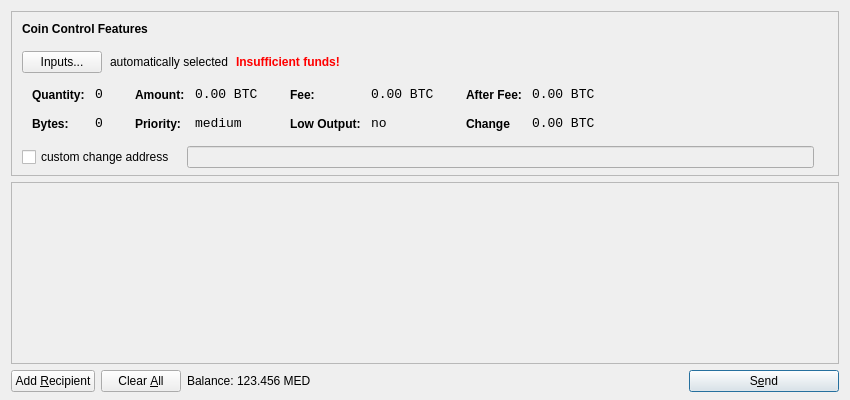
Before: the Qt Designer form src/qt/forms/sendcoinsdialog.ui in ero23/mediterraneancoin, drawn with Qt 5.
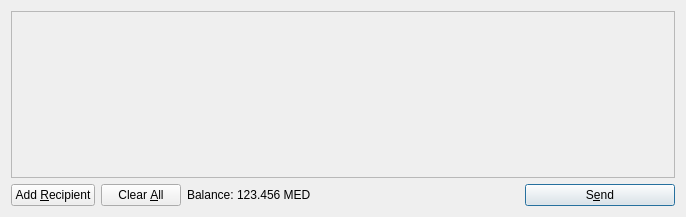
After: the same form once the commit is applied. Icons and pictures are not drawn.

Diff of the .ui file:
```diff
--- a/src/qt/forms/sendcoinsdialog.ui
+++ b/src/qt/forms/sendcoinsdialog.ui
@@ -6,615 +6,14 @@
    <rect>
     <x>0</x>
     <y>0</y>
-    <width>850</width>
-    <height>400</height>
+    <width>686</width>
+    <height>217</height>
    </rect>
   </property>
   <property name="windowTitle">
    <string>Send Coins</string>
   </property>
-  <layout class="QVBoxLayout" name="verticalLayout" stretch="0,1,0">
-   <property name="bottomMargin">
-    <number>8</number>
-   </property>
-   <item>
-    <widget class="QFrame" name="frameCoinControl">
-     <property name="sizePolicy">
-      <sizepolicy hsizetype="Expanding" vsizetype="Expanding">
-       <horstretch>0</horstretch>
-       <verstretch>0</verstretch>
-      </sizepolicy>
-     </property>
-     <property name="maximumSize">
-      <size>
-       <width>16777215</width>
-       <height>16777215</height>
-      </size>
-     </property>
-     <property name="frameShape">
-      <enum>QFrame::StyledPanel</enum>
-     </property>
-     <property name="frameShadow">
-      <enum>QFrame::Sunken</enum>
-     </property>
-     <layout class="QVBoxLayout" name="verticalLayoutCoinControl2">
-      <property name="spacing">
-       <number>-1</number>
-      </property>
-      <property name="leftMargin">
-       <number>0</number>
-      </property>
-      <property name="topMargin">
-       <number>0</number>
-      </property>
-      <property name="rightMargin">
-       <number>0</number>
-      </property>
-      <property name="bottomMargin">
-       <number>6</number>
-      </property>
-      <item>
-       <layout class="QVBoxLayout" name="verticalLayoutCoinControl" stretch="0,0,0,0,1">
-        <property name="spacing">
-         <number>0</number>
-        </property>
-        <property name="leftMargin">
-         <number>10</number>
-        </property>
-        <property name="topMargin">
-         <number>10</number>
-        </property>
-        <item>
-         <layout class="QHBoxLayout" name="horizontalLayoutCoinControl1">
-          <property name="bottomMargin">
-           <number>15</number>
-          </property>
-          <item>
-           <widget class="QLabel" name="labelCoinControlFeatures">
-            <property name="sizePolicy">
-             <sizepolicy hsizetype="Preferred" vsizetype="Maximum">
-              <horstretch>0</horstretch>
-              <verstretch>0</verstretch>
-             </sizepolicy>
-            </property>
-            <property name="font">
-             <font>
-              <weight>75</weight>
-              <bold>true</bold>
-             </font>
-            </property>
-            <property name="styleSheet">
-             <string notr="true">font-weight:bold;</string>
-            </property>
-            <property name="text">
-             <string>Coin Control Features</string>
-            </property>
-           </widget>
-          </item>
-         </layout>
-        </item>
-        <item>
-         <layout class="QHBoxLayout" name="horizontalLayoutCoinControl2" stretch="0,0,0,0">
-          <property name="spacing">
-           <number>8</number>
-          </property>
-          <property name="bottomMargin">
-           <number>10</number>
-          </property>
-          <item>
-           <widget class="QPushButton" name="pushButtonCoinControl">
-            <property name="styleSheet">
-             <string notr="true"/>
-            </property>
-            <property name="text">
-             <string>Inputs...</string>
-            </property>
-           </widget>
-          </item>
-          <item>
-           <widget class="QLabel" name="labelCoinControlAutomaticallySelected">
-            <property name="text">
-             <string>automatically selected</string>
-            </property>
-            <property name="margin">
-             <number>5</number>
-            </property>
-           </widget>
-          </item>
-          <item>
-           <widget class="QLabel" name="labelCoinControlInsuffFunds">
-            <property name="font">
-             <font>
-              <weight>75</weight>
-              <bold>true</bold>
-             </font>
-            </property>
-            <property name="styleSheet">
-             <string notr="true">color:red;font-weight:bold;</string>
-            </property>
-            <property name="text">
-             <string>Insufficient funds!</string>
-            </property>
-            <property name="margin">
-             <number>5</number>
-            </property>
-           </widget>
-          </item>
-          <item>
-           <spacer name="horizontalSpacerCoinControl">
-            <property name="orientation">
-             <enum>Qt::Horizontal</enum>
-            </property>
-            <property name="sizeHint" stdset="0">
-             <size>
-              <width>40</width>
-              <height>1</height>
-             </size>
-            </property>
-           </spacer>
-          </item>
-         </layout>
-        </item>
-        <item>
-         <widget class="QWidget" name="widgetCoinControl" native="true">
-          <property name="sizePolicy">
-           <sizepolicy hsizetype="Preferred" vsizetype="Preferred">
-            <horstretch>0</horstretch>
-            <verstretch>0</verstretch>
-           </sizepolicy>
-          </property>
-          <property name="minimumSize">
-           <size>
-            <width>0</width>
-            <height>0</height>
-           </size>
-          </property>
-          <property name="styleSheet">
-           <string notr="true"/>
-          </property>
-          <layout class="QHBoxLayout" name="horizontalLayoutCoinControl5">
-           <property name="margin">
-            <number>0</number>
-           </property>
-           <item>
-            <layout class="QHBoxLayout" name="horizontalLayoutCoinControl3" stretch="0,0,0,1">
-             <property name="spacing">
-              <number>20</number>
-             </property>
-             <property name="topMargin">
-              <number>0</number>
-             </property>
-             <property name="bottomMargin">
-              <number>10</number>
-             </property>
-             <item>
-              <layout class="QFormLayout" name="formLayoutCoinControl1">
-               <property name="horizontalSpacing">
-                <number>10</number>
-               </property>
-               <property name="verticalSpacing">
-                <number>14</number>
-               </property>
-               <property name="leftMargin">
-                <number>10</number>
-               </property>
-               <property name="topMargin">
-                <number>4</number>
-               </property>
-               <property name="rightMargin">
-                <number>6</number>
-               </property>
-               <item row="0" column="0">
-                <widget class="QLabel" name="labelCoinControlQuantityText">
-                 <property name="styleSheet">
-                  <string notr="true">font-weight:bold;</string>
-                 </property>
-                 <property name="text">
-                  <string>Quantity:</string>
-                 </property>
-                 <property name="margin">
-                  <number>0</number>
-                 </property>
-                </widget>
-               </item>
-               <item row="0" column="1">
-                <widget class="QLabel" name="labelCoinControlQuantity">
-                 <property name="font">
-                  <font>
-                   <family>Monospace</family>
-                   <pointsize>10</pointsize>
-                  </font>
-                 </property>
-                 <property name="cursor">
-                  <cursorShape>IBeamCursor</cursorShape>
-                 </property>
-                 <property name="contextMenuPolicy">
-                  <enum>Qt::ActionsContextMenu</enum>
-                 </property>
-                 <property name="text">
-                  <string>0</string>
-                 </property>
-                 <property name="margin">
-                  <number>0</number>
-                 </property>
-                 <property name="textInteractionFlags">
-                  <set>Qt::LinksAccessibleByMouse|Qt::TextSelectableByKeyboard|Qt::TextSelectableByMouse</set>
-                 </property>
-                </widget>
-               </item>
-               <item row="1" column="0">
-                <widget class="QLabel" name="labelCoinControlBytesText">
-                 <property name="styleSheet">
-                  <string notr="true">font-weight:bold;</string>
-                 </property>
-                 <property name="text">
-                  <string>Bytes:</string>
-                 </property>
-                </widget>
-               </item>
-               <item row="1" column="1">
-                <widget class="QLabel" name="labelCoinControlBytes">
-                 <property name="font">
-                  <font>
-                   <family>Monospace</family>
-                   <pointsize>10</pointsize>
-                  </font>
-                 </property>
-                 <property name="cursor">
-                  <cursorShape>IBeamCursor</cursorShape>
-                 </property>
-                 <property name="contextMenuPolicy">
-                  <enum>Qt::ActionsContextMenu</enum>
-                 </property>
-                 <property name="text">
-                  <string>0</string>
-                 </property>
-                 <property name="textInteractionFlags">
-                  <set>Qt::LinksAccessibleByMouse|Qt::TextSelectableByKeyboard|Qt::TextSelectableByMouse</set>
-                 </property>
-                </widget>
-               </item>
-              </layout>
-             </item>
-             <item>
-              <layout class="QFormLayout" name="formLayoutCoinControl2">
-               <property name="horizontalSpacing">
-                <number>10</number>
-               </property>
-               <property name="verticalSpacing">
-                <number>14</number>
-               </property>
-               <property name="leftMargin">
-                <number>6</number>
-               </property>
-               <property name="topMargin">
-                <number>4</number>
-               </property>
-               <property name="rightMargin">
-                <number>6</number>
-               </property>
-               <item row="0" column="0">
-                <widget class="QLabel" name="labelCoinControlAmountText">
-                 <property name="styleSheet">
-                  <string notr="true">font-weight:bold;</string>
-                 </property>
-                 <property name="text">
-                  <string>Amount:</string>
-                 </property>
-                 <property name="margin">
-                  <number>0</number>
-                 </property>
-                </widget>
-               </item>
-               <item row="0" column="1">
-                <widget class="QLabel" name="labelCoinControlAmount">
-                 <property name="font">
-                  <font>
-                   <family>Monospace</family>
-                   <pointsize>10</pointsize>
-                  </font>
-                 </property>
-                 <property name="cursor">
-                  <cursorShape>IBeamCursor</cursorShape>
-                 </property>
-                 <property name="contextMenuPolicy">
-                  <enum>Qt::ActionsContextMenu</enum>
-                 </property>
-                 <property name="text">
-                  <string>0.00 BTC</string>
-                 </property>
-                 <property name="textInteractionFlags">
-                  <set>Qt::LinksAccessibleByMouse|Qt::TextSelectableByKeyboard|Qt::TextSelectableByMouse</set>
-                 </property>
-                </widget>
-               </item>
-               <item row="1" column="0">
-                <widget class="QLabel" name="labelCoinControlPriorityText">
-                 <property name="styleSheet">
-                  <string notr="true">font-weight:bold;</string>
-                 </property>
-                 <property name="text">
-                  <string>Priority:</string>
-                 </property>
-                </widget>
-               </item>
-               <item row="1" column="1">
-                <widget class="QLabel" name="labelCoinControlPriority">
-                 <property name="font">
-                  <font>
-                   <family>Monospace</family>
-                   <pointsize>10</pointsize>
-                  </font>
-                 </property>
-                 <property name="cursor">
-                  <cursorShape>IBeamCursor</cursorShape>
-                 </property>
-                 <property name="contextMenuPolicy">
-                  <enum>Qt::ActionsContextMenu</enum>
-                 </property>
-                 <property name="text">
-                  <string>medium</string>
-                 </property>
-                 <property name="textInteractionFlags">
-                  <set>Qt::LinksAccessibleByMouse|Qt::TextSelectableByKeyboard|Qt::TextSelectableByMouse</set>
-                 </property>
-                </widget>
-               </item>
-              </layout>
-             </item>
-             <item>
-              <layout class="QFormLayout" name="formLayoutCoinControl3">
-               <property name="horizontalSpacing">
-                <number>10</number>
-               </property>
-               <property name="verticalSpacing">
-                <number>14</number>
-               </property>
-               <property name="leftMargin">
-                <number>6</number>
-               </property>
-               <property name="topMargin">
-                <number>4</number>
-               </property>
-               <property name="rightMargin">
-                <number>6</number>
-               </property>
-               <item row="0" column="0">
-                <widget class="QLabel" name="labelCoinControlFeeText">
-                 <property name="styleSheet">
-                  <string notr="true">font-weight:bold;</string>
-                 </property>
-                 <property name="text">
-                  <string>Fee:</string>
-                 </property>
-                 <property name="margin">
-                  <number>0</number>
-                 </property>
-                </widget>
-               </item>
-               <item row="0" column="1">
-                <widget class="QLabel" name="labelCoinControlFee">
-                 <property name="font">
-                  <font>
-                   <family>Monospace</family>
-                   <pointsize>10</pointsize>
-                  </font>
-                 </property>
-                 <property name="cursor">
-                  <cursorShape>IBeamCursor</cursorShape>
-                 </property>
-                 <property name="contextMenuPolicy">
-                  <enum>Qt::ActionsContextMenu</enum>
-                 </property>
-                 <property name="text">
-                  <string>0.00 BTC</string>
-                 </property>
-                 <property name="textInteractionFlags">
-                  <set>Qt::LinksAccessibleByMouse|Qt::TextSelectableByKeyboard|Qt::TextSelectableByMouse</set>
-                 </property>
-                </widget>
-               </item>
-               <item row="1" column="0">
-                <widget class="QLabel" name="labelCoinControlLowOutputText">
-                 <property name="styleSheet">
-                  <string notr="true">font-weight:bold;</string>
-                 </property>
-                 <property name="text">
-                  <string>Low Output:</string>
-                 </property>
-                </widget>
-               </item>
-               <item row="1" column="1">
-                <widget class="QLabel" name="labelCoinControlLowOutput">
-                 <property name="font">
-                  <font>
-                   <family>Monospace</family>
-                   <pointsize>10</pointsize>
-                  </font>
-                 </property>
-                 <property name="cursor">
-                  <cursorShape>IBeamCursor</cursorShape>
-                 </property>
-                 <property name="contextMenuPolicy">
-                  <enum>Qt::ActionsContextMenu</enum>
-                 </property>
-                 <property name="text">
-                  <string>no</string>
-                 </property>
-                 <property name="textInteractionFlags">
-                  <set>Qt::LinksAccessibleByMouse|Qt::TextSelectableByKeyboard|Qt::TextSelectableByMouse</set>
-                 </property>
-                </widget>
-               </item>
-              </layout>
-             </item>
-             <item>
-              <layout class="QFormLayout" name="formLayoutCoinControl4">
-               <property name="horizontalSpacing">
-                <number>10</number>
-               </property>
-               <property name="verticalSpacing">
-                <number>14</number>
-               </property>
-               <property name="leftMargin">
-                <number>6</number>
-               </property>
-               <property name="topMargin">
-                <number>4</number>
-               </property>
-               <property name="rightMargin">
-                <number>6</number>
-               </property>
-               <item row="0" column="0">
-                <widget class="QLabel" name="labelCoinControlAfterFeeText">
-                 <property name="styleSheet">
-                  <string notr="true">font-weight:bold;</string>
-                 </property>
-                 <property name="text">
-                  <string>After Fee:</string>
-                 </property>
-                 <property name="margin">
-                  <number>0</number>
-                 </property>
-                </widget>
-               </item>
-               <item row="0" column="1">
-                <widget class="QLabel" name="labelCoinControlAfterFee">
-                 <property name="font">
-                  <font>
-                   <family>Monospace</family>
-                   <pointsize>10</pointsize>
-                  </font>
-                 </property>
-                 <property name="cursor">
-                  <cursorShape>IBeamCursor</cursorShape>
-                 </property>
-                 <property name="contextMenuPolicy">
-                  <enum>Qt::ActionsContextMenu</enum>
-                 </property>
-                 <property name="text">
-                  <string>0.00 BTC</string>
-                 </property>
-                 <property name="textInteractionFlags">
-                  <set>Qt::LinksAccessibleByMouse|Qt::TextSelectableByKeyboard|Qt::TextSelectableByMouse</set>
-                 </property>
-                </widget>
-               </item>
-               <item row="1" column="0">
-                <widget class="QLabel" name="labelCoinControlChangeText">
-                 <property name="styleSheet">
-                  <string notr="true">font-weight:bold;</string>
-                 </property>
-                 <property name="text">
-                  <string>Change</string>
-                 </property>
-                </widget>
-               </item>
-               <item row="1" column="1">
-                <widget class="QLabel" name="labelCoinControlChange">
-                 <property name="font">
-                  <font>
-                   <family>Monospace</family>
-                   <pointsize>10</pointsize>
-                  </font>
-                 </property>
-                 <property name="cursor">
-                  <cursorShape>IBeamCursor</cursorShape>
-                 </property>
-                 <property name="contextMenuPolicy">
-                  <enum>Qt::ActionsContextMenu</enum>
-                 </property>
-                 <property name="text">
-                  <string>0.00 BTC</string>
-                 </property>
-                 <property name="textInteractionFlags">
-                  <set>Qt::LinksAccessibleByMouse|Qt::TextSelectableByKeyboard|Qt::TextSelectableByMouse</set>
-                 </property>
-                </widget>
-               </item>
-              </layout>
-             </item>
-            </layout>
-           </item>
-          </layout>
-         </widget>
-        </item>
-        <item>
-         <layout class="QHBoxLayout" name="horizontalLayoutCoinControl4" stretch="0,0,0">
-          <property name="spacing">
-           <number>12</number>
-          </property>
-          <property name="sizeConstraint">
-           <enum>QLayout::SetDefaultConstraint</enum>
-          </property>
-          <property name="topMargin">
-           <number>5</number>
-          </property>
-          <property name="rightMargin">
-           <number>5</number>
-          </property>
-          <item>
-           <widget class="QCheckBox" name="checkBoxCoinControlChange">
-            <property name="text">
-             <string>custom change address</string>
-            </property>
-           </widget>
-          </item>
-          <item>
-           <widget class="QLineEdit" name="lineEditCoinControlChange">
-            <property name="enabled">
-             <bool>false</bool>
-            </property>
-            <property name="sizePolicy">
-             <sizepolicy hsizetype="Expanding" vsizetype="Fixed">
-              <horstretch>0</horstretch>
-              <verstretch>0</verstretch>
-             </sizepolicy>
-            </property>
-           </widget>
-          </item>
-          <item>
-           <widget class="QLabel" name="labelCoinControlChangeLabel">
-            <property name="sizePolicy">
-             <sizepolicy hsizetype="Preferred" vsizetype="Expanding">
-              <horstretch>0</horstretch>
-              <verstretch>0</verstretch>
-             </sizepolicy>
-            </property>
-            <property name="minimumSize">
-             <size>
-              <width>0</width>
-              <height>0</height>
-             </size>
-            </property>
-            <property name="text">
-             <string/>
-            </property>
-            <property name="margin">
-             <number>3</number>
-            </property>
-           </widget>
-          </item>
-         </layout>
-        </item>
-        <item>
-         <spacer name="verticalSpacerCoinControl">
-          <property name="orientation">
-           <enum>Qt::Vertical</enum>
-          </property>
-          <property name="sizeHint" stdset="0">
-           <size>
-            <width>800</width>
-            <height>1</height>
-           </size>
-          </property>
-         </spacer>
-        </item>
-       </layout>
-      </item>
-     </layout>
-    </widget>
-   </item>
+  <layout class="QVBoxLayout" name="verticalLayout">
    <item>
     <widget class="QScrollArea" name="scrollArea">
      <property name="widgetResizable">
@@ -625,7 +24,7 @@
        <rect>
         <x>0</x>
         <y>0</y>
-        <width>830</width>
+        <width>666</width>
         <height>165</height>
        </rect>
       </property>
```
